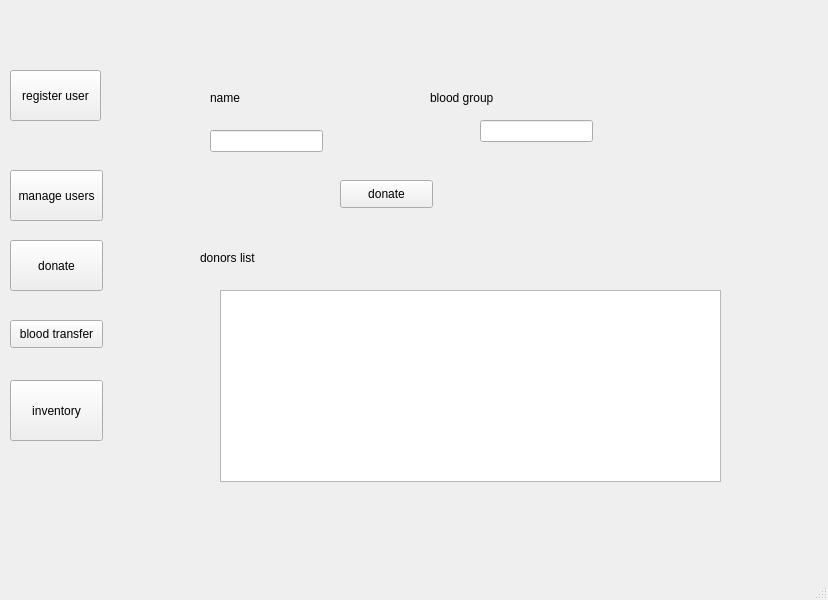
The window that Forms/dashboard.ui (Arch-Frost/OneBlood) describes before a commit, drawn with Qt 5.
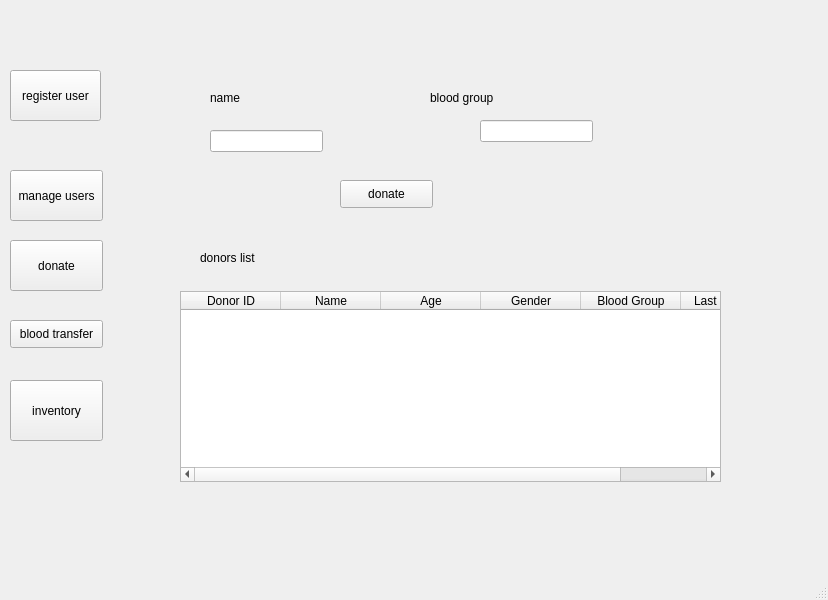
The same window after the commit. The open tabs and pages were chosen to show the change.

Commit message: Added table column headings.

```diff
--- a/Forms/dashboard.ui
+++ b/Forms/dashboard.ui
@@ -588,10 +588,10 @@
      <widget class="QTableWidget" name="donate_table">
       <property name="geometry">
        <rect>
-        <x>110</x>
-        <y>280</y>
-        <width>501</width>
-        <height>192</height>
+        <x>70</x>
+        <y>281</y>
+        <width>541</width>
+        <height>191</height>
        </rect>
       </property>
       <property name="editTriggers">
@@ -606,6 +606,36 @@
       <property name="selectionBehavior">
        <enum>QAbstractItemView::SelectRows</enum>
       </property>
+      <column>
+       <property name="text">
+        <string>Donor ID</string>
+       </property>
+      </column>
+      <column>
+       <property name="text">
+        <string>Name</string>
+       </property>
+      </column>
+      <column>
+       <property name="text">
+        <string>Age</string>
+       </property>
+      </column>
+      <column>
+       <property name="text">
+        <string>Gender</string>
+       </property>
+      </column>
+      <column>
+       <property name="text">
+        <string>Blood Group</string>
+       </property>
+      </column>
+      <column>
+       <property name="text">
+        <string>Last Donation</string>
+       </property>
+      </column>
      </widget>
     </widget>
     <widget class="QWidget" name="blood_transfer">
```
Left out of the diff: 29 changed lines with no effect on the pictures. The commit also changes 1 other file.
